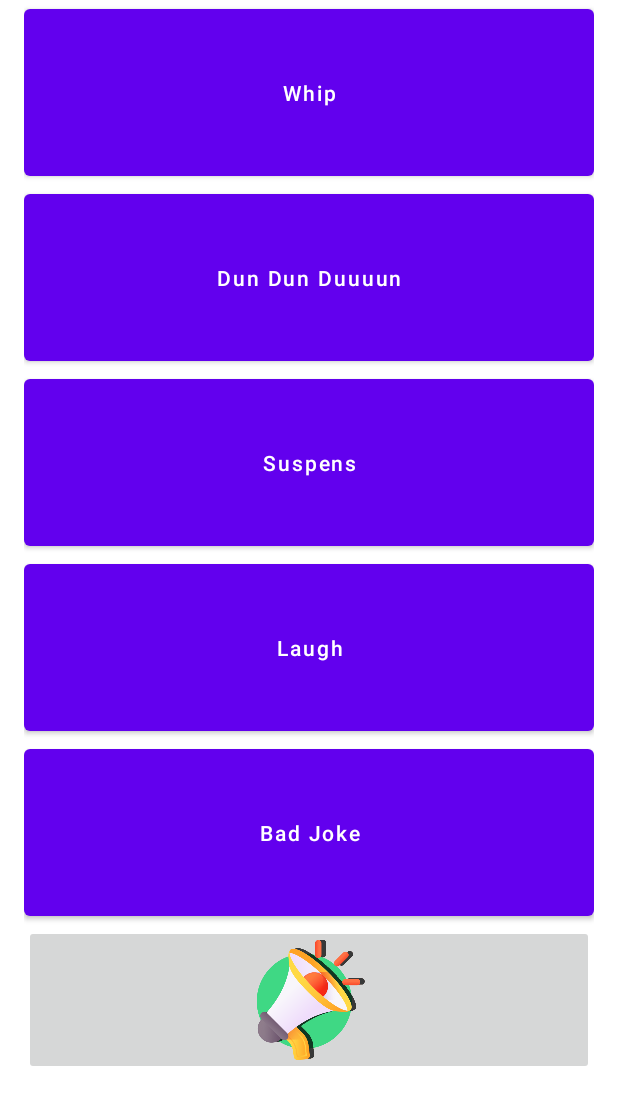
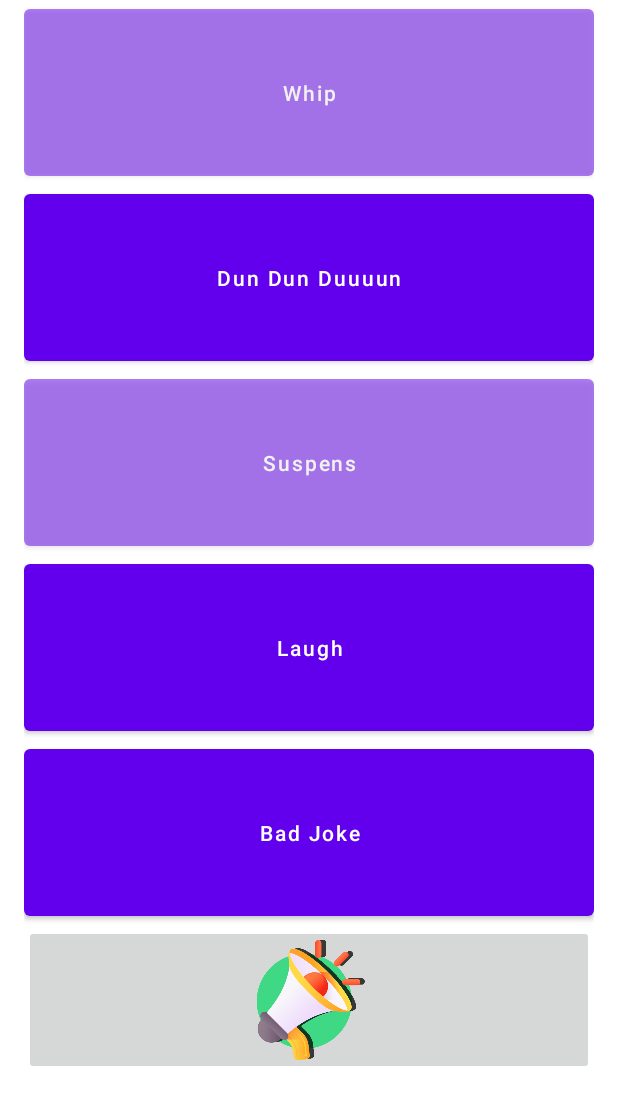
Before and after one commit to psa-jforestier/makesomenoise, an Android app: the screen it shows after launch (MainActivity), after a tap on "Suspens", on a phone screen of 412 x 824 dp, the part 137-1236 px from its top. Run offline under Robolectric (Android 15) with nearby library versions, the phone set to English and light mode, and no system bars; 2 other taps on this screen came first.

```diff
--- a/app/src/main/java/org/jfo/app/makesomenoise/MainActivity.java
+++ b/app/src/main/java/org/jfo/app/makesomenoise/MainActivity.java
@@ -20,13 +20,61 @@ import android.widget.Button;
 import android.widget.ImageButton;
 import android.widget.TextView;
 
+import java.io.IOException;
 import java.util.List;
 
 public class MainActivity extends AppCompatActivity {
 
     private WhipDetector whipDetector;
-    //Button bt;
+
     MediaPlayer mpLastSound;
+    MediaPlayer[] mp;
+
+    public int lastResId;
+    public View lastView;
+    private void playSound(int mpId) {
+
+        if (!mp[mpId].isPlaying())
+        {
+            Log.d("###", "Starting sound number " + mpId);
+            mp[mpId].start();
+        }
+        lastResId = mpId;
+    }
+    private void playSound(int mpId, View view) {
+        playSound(mpId);
+        lastView = view;
+        view.setAlpha(0.5F);
+        mp[mpId].setOnCompletionListener(new MediaPlayer.OnCompletionListener() {
+            @Override
+            public void onCompletion(MediaPlayer paramMP) {
+                view.setAlpha(1F);
+                Log.d("###", "Ending   sound number " + mpId);
+            }
+        });
+    }
+
+    /** Called when the user touches the button */
+    public void b1Click(View view) {
+        playSound(0, view);
+
+    }
+
+    public void b2Click(View view) {
+        playSound(1, view);
+    }
+    public void b3Click(View view) {
+        playSound(2, view);
+    }
+    public void b4Click(View view) {
+        playSound(3, view);
+    }
+    public void b5Click(View view) {
+        playSound(4, view);
+    }
+    public void bClickLastsound(View view) {
+        playSound(lastResId, view);
+    }
 
     @Override
     protected void onCreate(Bundle savedInstanceState) {
@@ -39,20 +87,19 @@ public class MainActivity extends AppCompatActivity {
         final MediaPlayer mp3 = MediaPlayer.create(this, R.raw.suspens);
         final MediaPlayer mp4 = MediaPlayer.create(this, R.raw.laugh);
         final MediaPlayer mp5 = MediaPlayer.create(this, R.raw.badjoke);
-
+        mp = new MediaPlayer[5];
+        mp[0] = mp1;
+        mp[1] = mp2;
+        mp[2] = mp3;
+        mp[3] = mp4;
+        mp[4] = mp5;
         mpLastSound = mp1;
-        /**
-        ((Button)findViewById(R.id.bWhip)).setOnClickListener(new View.OnClickListener() {
-            @Override
-            public void onClick(View view) {
-                mp1.start();
-                mpLastSound = mp1;
-            }
-        });
-         **/
+        lastResId = 0;//R.raw.whip;
+        lastView = findViewById(R.id.b1);
 
         // TODO : better code to handle touch down.
         // Click is not sufficient, because I want the sound to be trigger on touch down, not on touch up.
+        /**
         ((Button)findViewById(R.id.b1)).setOnTouchListener(new View.OnTouchListener() {
             @Override
             public boolean onTouch(View v, MotionEvent event) {
@@ -69,50 +116,13 @@ public class MainActivity extends AppCompatActivity {
                 return true;
             }
         });
-        ((Button)findViewById(R.id.b2)).setOnClickListener(new View.OnClickListener() {
-            @Override
-            public void onClick(View view) {
-                mp2.start();
-                mpLastSound = mp2;
-            }
-        });
-
-        ((Button)findViewById(R.id.b3)).setOnClickListener(new View.OnClickListener() {
-            @Override
-            public void onClick(View view) {
-                mp3.start();
-                mpLastSound = mp3;
-            }
-        });
-
-        ((Button)findViewById(R.id.b4)).setOnClickListener(new View.OnClickListener() {
-            @Override
-            public void onClick(View view) {
-                mp4.start();
-                mpLastSound = mp4;
-            }
-        });
-
-        ((Button)findViewById(R.id.b5)).setOnClickListener(new View.OnClickListener() {
-            @Override
-            public void onClick(View view) {
-                mp5.start();
-                mpLastSound = mp5;
-            }
-        });
-
-        ((ImageButton)findViewById(R.id.bLastSound)).setOnClickListener(new View.OnClickListener() {
-            @Override
-            public void onClick(View view) {
-                mpLastSound.start();
-            }
-        });
-
+         **/
         whipDetector = new WhipDetector(this, new WhipDetector.Callback() {
             @Override
             public void whipNao() {
                 Log.d("###", "Whip me dirty smartphone");
-                mpLastSound.start();
+                //mpLastSound.start();
+                playSound(lastResId, lastView);
             }
         });
         ((TextView)findViewById(R.id.lIntro)).setOnClickListener(new View.OnClickListener() {
@@ -128,7 +138,7 @@ public class MainActivity extends AppCompatActivity {
                 }
 
                 AlertDialog alertDialog = new AlertDialog.Builder(MainActivity.this).create(); //Read Update
-                alertDialog.setTitle("About");
+                alertDialog.setTitle(getResources().getString(R.string.about));
                 alertDialog.setMessage(versionName);
 
                 alertDialog.setButton("OK", new DialogInterface.OnClickListener() {
@@ -140,10 +150,8 @@ public class MainActivity extends AppCompatActivity {
                 alertDialog.show();  //<-- See This!
             }
         });
+    }
 
-
-
-    }
 
     @Override
     protected void onStart() {
@@ -179,15 +187,10 @@ public class MainActivity extends AppCompatActivity {
             for (int i=0;i<deviceSensors.size();i++) {
                 Log.d("###", "" + deviceSensors.get(i));
             }
-            //
-            //this.sensorManager = (SensorManager) context.getSystemService(SENSOR_SERVICE);
             this.oldvalues = new int[3];
         }
 
         public void on() {
-
-            //sensorManager.registerListener(this, sensorManager.getDefaultSensor(Sensor.TYPE_GYROSCOPE), SensorManager.SENSOR_DELAY_GAME);
-            //sensorManager.registerListener(this, sensorManager.getDefaultSensor(Sensor.TYPE_LINEAR_ACCELERATION), SensorManager.SENSOR_DELAY_NORMAL);
             sensorManager.registerListener(this, sensorManager.getDefaultSensor(Sensor.TYPE_ACCELEROMETER), SensorManager.SENSOR_DELAY_GAME);
         }
 
@@ -199,11 +202,7 @@ public class MainActivity extends AppCompatActivity {
             return x >= min && x <= max;
         }
 
-
-
         @Override
-        // X : monter/descendre ; Y : Z : lateral ;
-
         public void onSensorChanged(SensorEvent event) {
 
             // round values
@@ -228,17 +227,6 @@ public class MainActivity extends AppCompatActivity {
                 }
             }
 
-
-            //Log.d("###", String.format("sensor value X=%+03.3f Y=%+03.3f Z=%+03.3f", event.values[0], event.values[1], event.values[2]));
-            //callback.whipNao();
-/**
-            if (event.values[2] > 4.5f) {
-                if ( this.between(event.values[0], -1f, 1f) &&
-                        this.between(event.values[1], -1f, 1f)) {
-                    callback.whipNao();
-                }
-            }
-**/
         }
 
         @Override
--- a/app/src/main/res/layout-land/activity_main.xml
+++ b/app/src/main/res/layout-land/activity_main.xml
@@ -48,6 +48,7 @@
                 android:layout_width="fill_parent"
                 android:layout_height="match_parent"
                 android:layout_weight="1"
+                android:onClick="b1Click"
                 android:text="@string/b1"
                 android:textAllCaps="false" />
 
@@ -56,6 +57,7 @@
                 android:layout_width="fill_parent"
                 android:layout_height="match_parent"
                 android:layout_weight="1"
+                android:onClick="b2Click"
                 android:text="@string/b2"
                 android:textAllCaps="false" />
 
@@ -64,6 +66,7 @@
                 android:layout_width="fill_parent"
                 android:layout_height="match_parent"
                 android:layout_weight="1"
+                android:onClick="b3Click"
                 android:text="@string/b3"
                 android:textAllCaps="false" />
 
@@ -72,6 +75,7 @@
                 android:layout_width="fill_parent"
                 android:layout_height="match_parent"
                 android:layout_weight="1"
+                android:onClick="b4Click"
                 android:text="@string/b4"
                 android:textAllCaps="false" />
 
@@ -80,6 +84,7 @@
                 android:layout_width="fill_parent"
                 android:layout_height="match_parent"
                 android:layout_weight="1"
+                android:onClick="b5Click"
                 android:text="@string/b5"
                 android:textAllCaps="false" />
 
@@ -95,6 +100,7 @@
             android:cropToPadding="false"
             android:scaleType="centerInside"
             android:contentDescription="@string/replay_the_last_played_sound"
+            android:onClick="bClickLastsound"
             app:srcCompat="@drawable/appicon_round512" />
 
     </LinearLayout>
--- a/app/src/main/res/layout/activity_main.xml
+++ b/app/src/main/res/layout/activity_main.xml
@@ -36,6 +36,7 @@
             android:layout_width="fill_parent"
             android:layout_height="match_parent"
             android:layout_weight="1"
+            android:onClick="b1Click"
             android:text="@string/b1"
             android:textAllCaps="false" />
 
@@ -44,6 +45,7 @@
             android:layout_width="fill_parent"
             android:layout_height="match_parent"
             android:layout_weight="1"
+            android:onClick="b2Click"
             android:text="@string/b2"
             android:textAllCaps="false" />
 
@@ -52,6 +54,7 @@
             android:layout_width="fill_parent"
             android:layout_height="match_parent"
             android:layout_weight="1"
+            android:onClick="b3Click"
             android:text="@string/b3"
             android:textAllCaps="false" />
 
@@ -60,6 +63,7 @@
             android:layout_width="fill_parent"
             android:layout_height="match_parent"
             android:layout_weight="1"
+            android:onClick="b4Click"
             android:text="@string/b4"
             android:textAllCaps="false" />
 
@@ -68,6 +72,7 @@
             android:layout_width="fill_parent"
             android:layout_height="match_parent"
             android:layout_weight="1"
+            android:onClick="b5Click"
             android:text="@string/b5"
             android:textAllCaps="false" />
 
@@ -79,6 +84,7 @@
             android:layout_weight="0"
             android:baselineAligned="false"
             android:contentDescription="@string/replay_the_last_played_sound"
+            android:onClick="bClickLastsound"
             android:scaleType="centerInside"
             app:srcCompat="@drawable/appicon_round512" />
 
--- a/app/src/main/res/values/strings.xml
+++ b/app/src/main/res/values/strings.xml
@@ -7,4 +7,5 @@
     <string name="b4">Laugh</string>
     <string name="b5">Bad Joke</string>
     <string name="replay_the_last_played_sound">Replay the last played sound</string>
+    <string name="about">About</string>
 </resources>
```
Also changed, not shown: 1 other file.
